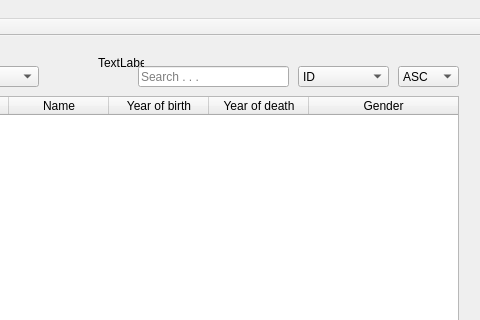
Old version of the form mainwindow.ui in the repository gudmundurb/H22; both pictures show x 112 to 592 and y 0 to 320 of the 592 by 452 pixel window.
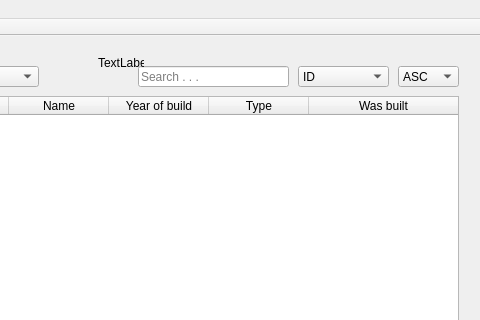
New version of the form.

Patch:
```diff
--- a/mainwindow.ui
+++ b/mainwindow.ui
@@ -221,6 +221,72 @@
      </property>
     </item>
    </widget>
+   <widget class="QTableWidget" name="computer_table">
+    <property name="geometry">
+     <rect>
+      <x>20</x>
+      <y>60</y>
+      <width>551</width>
+      <height>261</height>
+     </rect>
+    </property>
+    <property name="font">
+     <font>
+      <weight>50</weight>
+      <bold>false</bold>
+     </font>
+    </property>
+    <property name="cursor" stdset="0">
+     <cursorShape>PointingHandCursor</cursorShape>
+    </property>
+    <attribute name="horizontalHeaderShowSortIndicator" stdset="0">
+     <bool>false</bool>
+    </attribute>
+    <attribute name="horizontalHeaderStretchLastSection">
+     <bool>true</bool>
+    </attribute>
+    <attribute name="verticalHeaderVisible">
+     <bool>false</bool>
+    </attribute>
+    <attribute name="verticalHeaderStretchLastSection">
+     <bool>false</bool>
+    </attribute>
+    <column>
+     <property name="text">
+      <string>ID</string>
+     </property>
+    </column>
+    <column>
+     <property name="text">
+      <string>Name</string>
+     </property>
+    </column>
+    <column>
+     <property name="text">
+      <string>Year of build</string>
+     </property>
+    </column>
+    <column>
+     <property name="text">
+      <string>Type</string>
+     </property>
+    </column>
+    <column>
+     <property name="text">
+      <string>Was built</string>
+     </property>
+    </column>
+   </widget>
+   <zorder>scientist_table</zorder>
+   <zorder>computer_table</zorder>
+   <zorder>link_button</zorder>
+   <zorder>add_button</zorder>
+   <zorder>search_button</zorder>
+   <zorder>sort_combo_scientist</zorder>
+   <zorder>search_text</zorder>
+   <zorder>display_table_combo</zorder>
+   <zorder>countof</zorder>
+   <zorder>sort_combo_order</zorder>
   </widget>
   <widget class="QMenuBar" name="menuBar">
    <property name="geometry">
```
